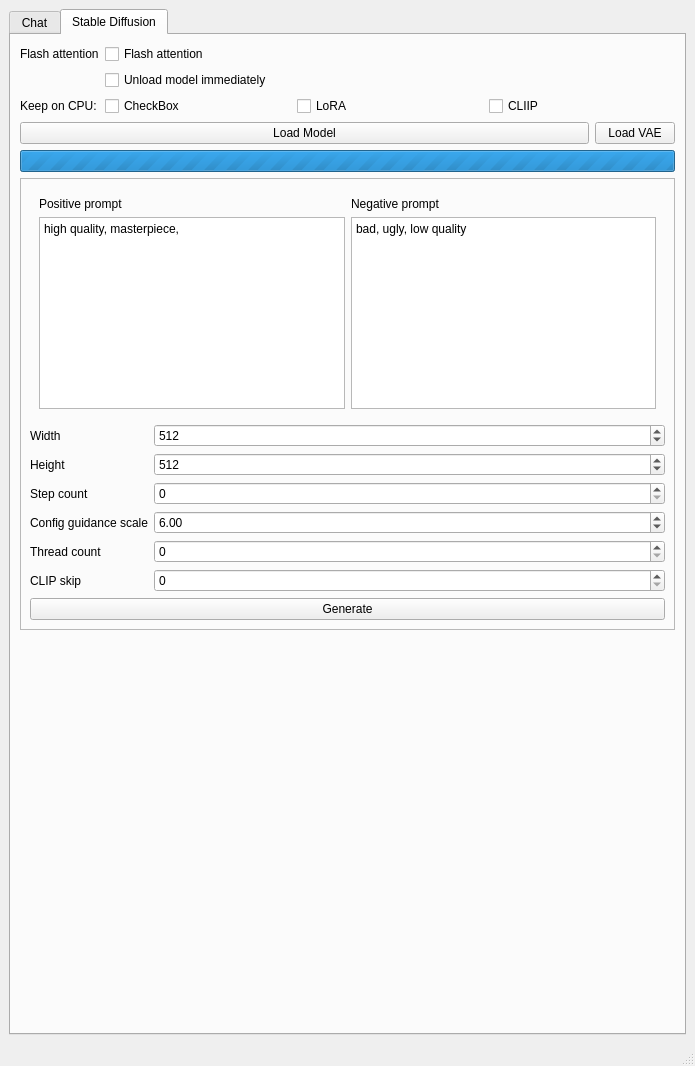
First picture: the form in AIOneQTWidgets/mainwindow.ui, repository Iemand005/Singularity, before the edit.
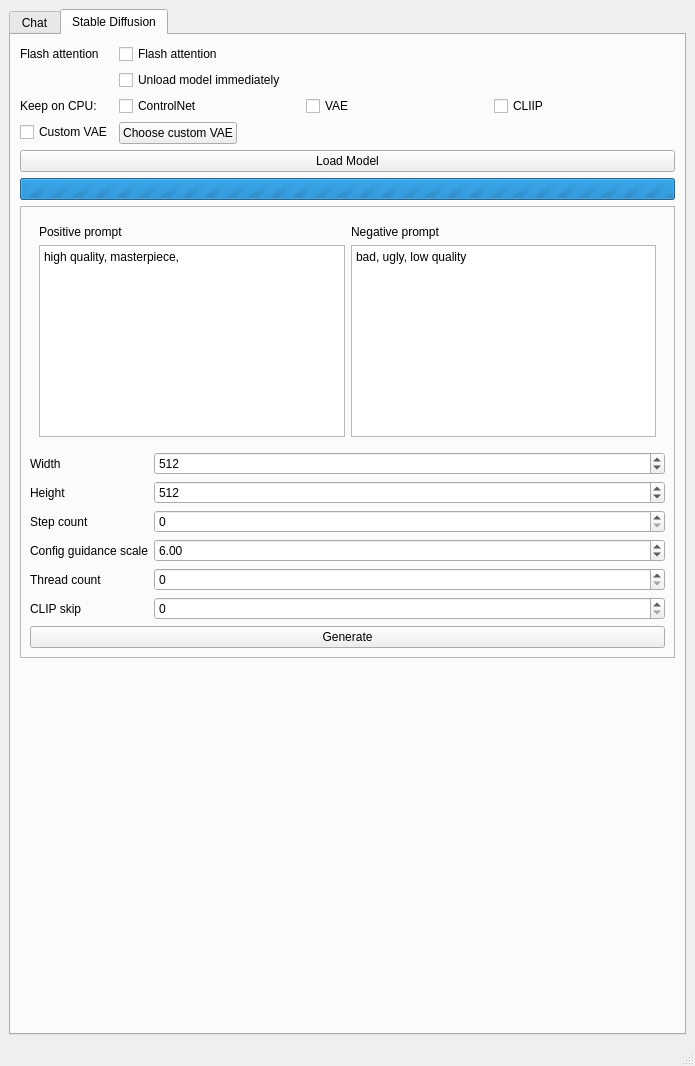
Second picture: the form after the edit. The open tabs and pages were chosen to show the change.

Patch:
```diff
--- a/AIOneQTWidgets/mainwindow.ui
+++ b/AIOneQTWidgets/mainwindow.ui
@@ -299,14 +299,14 @@
             <item>
              <widget class="QCheckBox" name="checkBox_4">
               <property name="text">
-               <string>CheckBox</string>
+               <string>ControlNet</string>
               </property>
              </widget>
             </item>
             <item>
              <widget class="QCheckBox" name="checkBox_3">
               <property name="text">
-               <string>LoRA</string>
+               <string>VAE</string>
               </property>
              </widget>
             </item>
@@ -333,18 +333,7 @@
             </property>
            </widget>
           </item>
-         </layout>
-        </item>
-        <item>
-         <layout class="QHBoxLayout" name="horizontalLayout_5">
-          <item>
-           <widget class="QPushButton" name="loadSDButton">
-            <property name="text">
-             <string>Load Model</string>
-            </property>
-           </widget>
-          </item>
-          <item>
+          <item row="3" column="1">
            <widget class="QPushButton" name="vaeButton">
             <property name="sizePolicy">
              <sizepolicy hsizetype="Maximum" vsizetype="Fixed">
@@ -353,7 +342,25 @@
              </sizepolicy>
             </property>
             <property name="text">
-             <string>Load VAE</string>
+             <string>Choose custom VAE</string>
+            </property>
+           </widget>
+          </item>
+          <item row="3" column="0">
+           <widget class="QCheckBox" name="customVaeBox">
+            <property name="text">
+             <string>Custom VAE</string>
+            </property>
+           </widget>
+          </item>
+         </layout>
+        </item>
+        <item>
+         <layout class="QHBoxLayout" name="horizontalLayout_5">
+          <item>
+           <widget class="QPushButton" name="loadSDButton">
+            <property name="text">
+             <string>Load Model</string>
             </property>
            </widget>
           </item>
```
Left out of the diff: 12 changed lines with no effect on the pictures.
